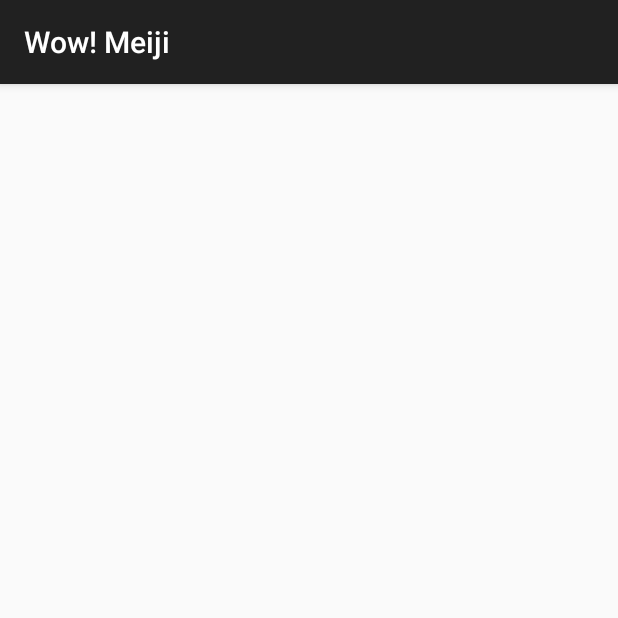
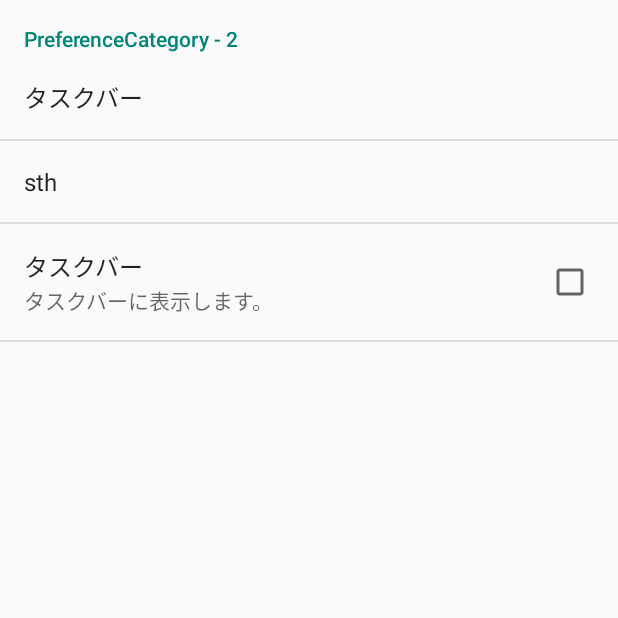
Before and after one commit to wktk/meiji-wireless-login, an Android app: the screen it shows after launch (MainActivity), on a phone screen of 412 x 824 dp, the top half of it. Run offline under Robolectric (Android 15) with nearby library versions, the phone set to English and light mode, and no system bars.

Commit message:
HELP! I have no idea how to deal with MainActivity!!

```diff
--- a/app/src/main/java/jp/wktk/meijiwirelesslogin/MainActivity.java
+++ b/app/src/main/java/jp/wktk/meijiwirelesslogin/MainActivity.java
@@ -1,13 +1,18 @@
 package jp.wktk.meijiwirelesslogin;
 
 import android.os.Bundle;
+import android.preference.Preference;
+import android.preference.PreferenceActivity;
+import android.preference.PreferenceScreen;
 import android.support.v7.app.AppCompatActivity;
 
-public class MainActivity extends AppCompatActivity {
+import org.apache.http.auth.AUTH;
+
+public class MainActivity extends PreferenceActivity {
     @Override
     protected void onCreate(Bundle savedInstanceState) {
         super.onCreate(savedInstanceState);
-        setContentView(R.layout.activity_main);
+        //setContentView(R.layout.activity_main);
+        addPreferencesFromResource(R.xml.preferences);
     }
-
 }
--- /dev/null
+++ b/app/src/main/res/values/arrays.xml
@@ -0,0 +1,10 @@
+<?xml version="1.0" encoding="utf-8"?>
+<resources>
+    <string-array name="entries_list_preference">
+        <item>idpass</item>
+    </string-array>
+
+    <string-array name="entryvalues_list_preference">
+        <item>1</item>
+    </string-array>
+</resources>
--- a/app/src/main/res/values/strings.xml
+++ b/app/src/main/res/values/strings.xml
@@ -7,4 +7,8 @@
     <string name="save">保存</string>
     <string name="main_message">学生番号/教職員番号とパスワードを入力してください</string>
     <string name="saved">保存しました</string>
+
+    <string name="auth_setting">タスクバー</string>
+    <string name="taskbar">タスクバー</string>
+    <string name="taskbar_on_off">タスクバーに表示します。</string>
 </resources>
--- /dev/null
+++ b/app/src/main/res/xml/preferences.xml
@@ -0,0 +1,29 @@
+<?xml version="1.0" encoding="utf-8"?>
+<PreferenceScreen
+    xmlns:android="http://schemas.android.com/apk/res/android">
+
+    <PreferenceCategory
+        android:title="PreferenceCategory - 2">
+        <PreferenceScreen
+            android:key="preferenceKey2"
+            android:title="@string/auth_setting">
+            <intent
+                android:action="android.intent.action.VIEW"
+                android:targetPackage="jp.wktk.meijiwirelesslogin"
+                android:targetClass="jp.wktk.meijiwirelesslogin.AuthActivity" />
+        </PreferenceScreen>
+
+    <ListPreference
+        android:key="list_preference"
+        android:title="sth"
+        android:entries="@array/entries_list_preference"
+        android:entryValues="@array/entryvalues_list_preference"/>
+
+    <CheckBoxPreference
+        android:key="checkbox_preference"
+        android:title="@string/taskbar"
+        android:summary="@string/taskbar_on_off" />
+
+    </PreferenceCategory>
+
+</PreferenceScreen>
```
Also changed, not shown: app/src/main/res/layout/activity_main.xml (+38 -0 lines).
